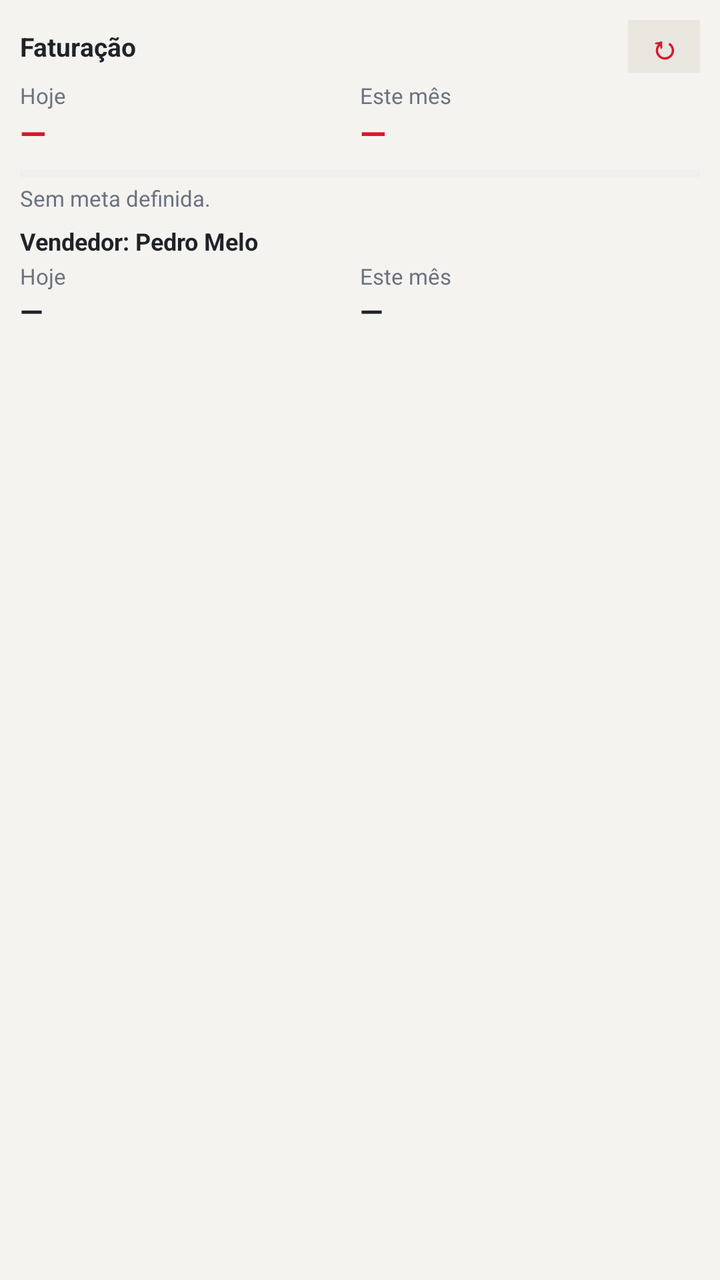
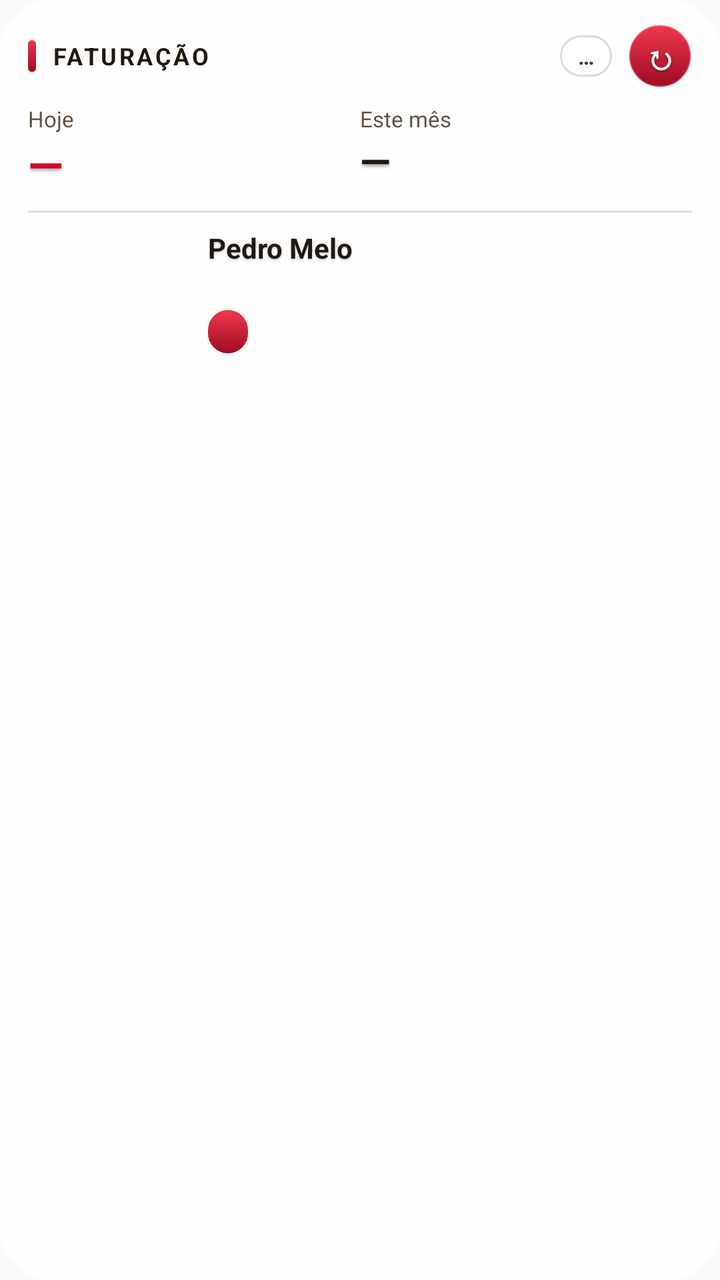

Two renders of the same Android screen: before a commit and after it. Below are the layout's source before the change and the commit's diff.
<!-- AndroidManifest.xml: application theme android:Theme.Material.Light -->
<!-- res/layout/widget_faturacao.xml -->
<?xml version="1.0" encoding="utf-8"?>
<LinearLayout xmlns:android="http://schemas.android.com/apk/res/android"
    android:id="@+id/widget_root"
    android:layout_width="match_parent"
    android:layout_height="match_parent"
    android:background="#F5F3EF"
    android:orientation="vertical"
    android:padding="10dp">

    <LinearLayout
        android:layout_width="match_parent"
        android:layout_height="wrap_content"
        android:gravity="center_vertical"
        android:orientation="horizontal">

        <TextView
            android:id="@+id/w_titulo"
            android:layout_width="0dp"
            android:layout_height="wrap_content"
            android:layout_weight="1"
            android:text="Faturação"
            android:textColor="#1F2328"
            android:textSize="13sp"
            android:textStyle="bold" />

        <TextView
            android:id="@+id/w_atualizar"
            android:layout_width="wrap_content"
            android:layout_height="wrap_content"
            android:background="#E9E6DF"
            android:paddingLeft="10dp"
            android:paddingRight="10dp"
            android:paddingTop="2dp"
            android:paddingBottom="2dp"
            android:text="↻"
            android:textColor="#D7182A"
            android:textSize="16sp"
            android:textStyle="bold" />
    </LinearLayout>

    <LinearLayout
        android:layout_width="match_parent"
        android:layout_height="wrap_content"
        android:layout_marginTop="4dp"
        android:orientation="horizontal">

        <LinearLayout
            android:layout_width="0dp"
            android:layout_height="wrap_content"
            android:layout_weight="1"
            android:orientation="vertical">
            <TextView
                android:layout_width="wrap_content"
                android:layout_height="wrap_content"
                android:text="Hoje"
                android:textColor="#6B7280"
                android:textSize="11sp" />
            <TextView
                android:id="@+id/w_dia_val"
                android:layout_width="wrap_content"
                android:layout_height="wrap_content"
                android:text="—"
                android:textColor="#D7182A"
                android:textSize="17sp"
                android:textStyle="bold" />
        </LinearLayout>

        <LinearLayout
            android:layout_width="0dp"
            android:layout_height="wrap_content"
            android:layout_weight="1"
            android:orientation="vertical">
            <TextView
                android:layout_width="wrap_content"
                android:layout_height="wrap_content"
                android:text="Este mês"
                android:textColor="#6B7280"
                android:textSize="11sp" />
            <TextView
                android:id="@+id/w_mes_val"
                android:layout_width="wrap_content"
                android:layout_height="wrap_content"
                android:text="—"
                android:textColor="#D7182A"
                android:textSize="17sp"
                android:textStyle="bold" />
        </LinearLayout>
    </LinearLayout>

    <ProgressBar
        android:id="@+id/w_meta_bar"
        style="?android:attr/progressBarStyleHorizontal"
        android:layout_width="match_parent"
        android:layout_height="6dp"
        android:layout_marginTop="6dp"
        android:max="100"
        android:progress="0"
        android:progressBackgroundTint="#E3E5E8"
        android:progressTint="#D7182A" />

    <TextView
        android:id="@+id/w_meta_txt"
        android:layout_width="wrap_content"
        android:layout_height="wrap_content"
        android:layout_marginTop="2dp"
        android:text="Sem meta definida."
        android:textColor="#6B7280"
        android:textSize="11sp" />

    <TextView
        android:layout_width="wrap_content"
        android:layout_height="wrap_content"
        android:layout_marginTop="6dp"
        android:text="Vendedor: Pedro Melo"
        android:textColor="#1F2328"
        android:textSize="12sp"
        android:textStyle="bold" />

    <LinearLayout
        android:layout_width="match_parent"
        android:layout_height="wrap_content"
        android:layout_marginTop="2dp"
        android:orientation="horizontal">

        <LinearLayout
            android:layout_width="0dp"
            android:layout_height="wrap_content"
            android:layout_weight="1"
            android:orientation="vertical">
            <TextView
                android:layout_width="wrap_content"
                android:layout_height="wrap_content"
                android:text="Hoje"
                android:textColor="#6B7280"
                android:textSize="11sp" />
            <TextView
                android:id="@+id/w_ped_dia"
                android:layout_width="wrap_content"
                android:layout_height="wrap_content"
                android:text="—"
                android:textColor="#1F2328"
                android:textSize="15sp"
                android:textStyle="bold" />
        </LinearLayout>

        <LinearLayout
            android:layout_width="0dp"
            android:layout_height="wrap_content"
            android:layout_weight="1"
            android:orientation="vertical">
            <TextView
                android:layout_width="wrap_content"
                android:layout_height="wrap_content"
                android:text="Este mês"
                android:textColor="#6B7280"
                android:textSize="11sp" />
            <TextView
                android:id="@+id/w_ped_mes"
                android:layout_width="wrap_content"
                android:layout_height="wrap_content"
                android:text="—"
                android:textColor="#1F2328"
                android:textSize="15sp"
                android:textStyle="bold" />
        </LinearLayout>
    </LinearLayout>

    <TextView
        android:id="@+id/w_ritmo"
        android:layout_width="wrap_content"
        android:layout_height="wrap_content"
        android:layout_marginTop="4dp"
        android:text=""
        android:textColor="#1F2328"
        android:textSize="11sp" />

    <ImageView
        android:id="@+id/w_grafico"
        android:layout_width="match_parent"
        android:layout_height="56dp"
        android:layout_marginTop="4dp"
        android:scaleType="fitXY" />

    <TextView
        android:id="@+id/w_hora"
        android:layout_width="wrap_content"
        android:layout_height="wrap_content"
        android:text=""
        android:textColor="#9CA3AF"
        android:textSize="9sp" />
</LinearLayout>
<!-- resources referenced by this layout -->
<resources>

</resources>

<!-- the commit's change to res/layout/widget_faturacao.xml (unified diff, before → after) -->
@@ -3,10 +3,14 @@
     android:id="@+id/widget_root"
     android:layout_width="match_parent"
     android:layout_height="match_parent"
-    android:background="#F5F3EF"
+    android:background="@drawable/w_fundo"
     android:orientation="vertical"
-    android:padding="10dp">
-
+    android:paddingLeft="14dp"
+    android:paddingRight="14dp"
+    android:paddingTop="12dp"
+    android:paddingBottom="10dp">
+
+    
     <LinearLayout
         android:layout_width="match_parent"
         android:layout_height="wrap_content"
@@ -14,34 +18,60 @@
         android:orientation="horizontal">
 
         <TextView
+            android:layout_width="4dp"
+            android:layout_height="16dp"
+            android:background="@drawable/w_acento" />
+
+        <TextView
             android:id="@+id/w_titulo"
             android:layout_width="0dp"
             android:layout_height="wrap_content"
             android:layout_weight="1"
-            android:text="Faturação"
-            android:textColor="#1F2328"
-            android:textSize="13sp"
+            android:layout_marginLeft="8dp"
+            android:letterSpacing="0.1"
+            android:text="FATURAÇÃO"
+            android:textColor="#22180F"
+            android:textSize="12sp"
             android:textStyle="bold" />
 
         <TextView
+            android:id="@+id/w_hora"
+            android:layout_width="wrap_content"
+            android:layout_height="wrap_content"
+            android:maxWidth="170dp"
+            android:background="@drawable/w_chip"
+            android:ellipsize="end"
+            android:maxLines="1"
+            android:paddingLeft="9dp"
+            android:paddingRight="9dp"
+            android:paddingTop="3dp"
+            android:paddingBottom="3dp"
+            android:text="…"
+            android:textColor="#4A4038"
+            android:textSize="11sp"
+            android:textStyle="bold" />
+
+        <TextView
             android:id="@+id/w_atualizar"
-            android:layout_width="wrap_content"
-            android:layout_height="wrap_content"
-            android:background="#E9E6DF"
-            android:paddingLeft="10dp"
-            android:paddingRight="10dp"
-            android:paddingTop="2dp"
-            android:paddingBottom="2dp"
+            android:layout_width="32dp"
+            android:layout_height="32dp"
+            android:layout_marginLeft="8dp"
+            android:background="@drawable/w_botao"
+            android:gravity="center"
+            android:shadowColor="#66000000"
+            android:shadowDy="2"
+            android:shadowRadius="3"
             android:text="↻"
-            android:textColor="#D7182A"
-            android:textSize="16sp"
+            android:textColor="#FFFFFF"
+            android:textSize="17sp"
             android:textStyle="bold" />
     </LinearLayout>
 
+    
     <LinearLayout
         android:layout_width="match_parent"
         android:layout_height="wrap_content"
-        android:layout_marginTop="4dp"
+        android:layout_marginTop="8dp"
         android:orientation="horizontal">
 
         <LinearLayout
@@ -53,15 +83,20 @@
                 android:layout_width="wrap_content"
                 android:layout_height="wrap_content"
                 android:text="Hoje"
-                android:textColor="#6B7280"
+                android:textColor="#5E5248"
                 android:textSize="11sp" />
             <TextView
                 android:id="@+id/w_dia_val"
                 android:layout_width="wrap_content"
                 android:layout_height="wrap_content"
+                android:maxLines="1"
+                android:shadowColor="#55000000"
+                android:shadowDx="0"
+                android:shadowDy="3"
+                android:shadowRadius="4"
                 android:text="—"
-                android:textColor="#D7182A"
-                android:textSize="17sp"
+                android:textColor="#C8102E"
+                android:textSize="23sp"
                 android:textStyle="bold" />
         </LinearLayout>
 
@@ -74,118 +109,109 @@
                 android:layout_width="wrap_content"
                 android:layout_height="wrap_content"
                 android:text="Este mês"
-                android:textColor="#6B7280"
+                android:textColor="#5E5248"
                 android:textSize="11sp" />
             <TextView
                 android:id="@+id/w_mes_val"
                 android:layout_width="wrap_content"
                 android:layout_height="wrap_content"
+                android:maxLines="1"
+                android:shadowColor="#55000000"
+                android:shadowDx="0"
+                android:shadowDy="3"
+                android:shadowRadius="4"
                 android:text="—"
-                android:textColor="#D7182A"
-                android:textSize="17sp"
+                android:textColor="#22180F"
+                android:textSize="20sp"
                 android:textStyle="bold" />
         </LinearLayout>
     </LinearLayout>
 
-    <ProgressBar
-        android:id="@+id/w_meta_bar"
-        style="?android:attr/progressBarStyleHorizontal"
-        android:layout_width="match_parent"
-        android:layout_height="6dp"
-        android:layout_marginTop="6dp"
-        android:max="100"
-        android:progress="0"
-        android:progressBackgroundTint="#E3E5E8"
-        android:progressTint="#D7182A" />
-
     <TextView
-        android:id="@+id/w_meta_txt"
-        android:layout_width="wrap_content"
+        android:layout_width="match_parent"
+        android:layout_height="1dp"
+        android:layout_marginTop="8dp"
+        android:background="@drawable/w_linha" />
+
+    
+    <LinearLayout
+        android:layout_width="match_parent"
         android:layout_height="wrap_content"
-        android:layout_marginTop="2dp"
-        android:text="Sem meta definida."
-        android:textColor="#6B7280"
-        android:textSize="11sp" />
-
-    <TextView
-        android:layout_width="wrap_content"
-        android:layout_height="wrap_content"
-        android:layout_marginTop="6dp"
-        android:text="Vendedor: Pedro Melo"
-        android:textColor="#1F2328"
-        android:textSize="12sp"
-        android:textStyle="bold" />
-
-    <LinearLayout
-        android:layout_width="match_parent"
-        android:layout_height="wrap_content"
-        android:layout_marginTop="2dp"
+        android:layout_marginTop="8dp"
+        android:gravity="center_vertical"
         android:orientation="horizontal">
 
+        <ImageView
+            android:id="@+id/w_anel"
+            android:layout_width="78dp"
+            android:layout_height="78dp"
+            android:scaleType="fitCenter" />
+
         <LinearLayout
             android:layout_width="0dp"
             android:layout_height="wrap_content"
             android:layout_weight="1"
+            android:layout_marginLeft="12dp"
             android:orientation="vertical">
-            <TextView
-                android:layout_width="wrap_content"
-                android:layout_height="wrap_content"
-                android:text="Hoje"
-                android:textColor="#6B7280"
+
+            <TextView
+                android:layout_width="wrap_content"
+                android:layout_height="wrap_content"
+                android:shadowColor="#33000000"
+                android:shadowDy="2"
+                android:shadowRadius="2"
+                android:text="Pedro Melo"
+                android:textColor="#22180F"
+                android:textSize="14sp"
+                android:textStyle="bold" />
+
+            <TextView
+                android:id="@+id/w_ped_linha"
+                android:layout_width="wrap_content"
+                android:layout_height="wrap_content"
+                android:layout_marginTop="1dp"
+                android:ellipsize="end"
+                android:maxLines="1"
+                android:text=""
+                android:textColor="#4A4038"
+                android:textSize="11.5sp" />
+
+            <TextView
+                android:id="@+id/w_estado"
+                android:layout_width="wrap_content"
+                android:layout_height="wrap_content"
+                android:layout_marginTop="5dp"
+                android:background="@drawable/w_chip_vermelho"
+                android:maxLines="1"
+                android:paddingLeft="10dp"
+                android:paddingRight="10dp"
+                android:paddingTop="3dp"
+                android:paddingBottom="3dp"
+                android:shadowColor="#66000000"
+                android:shadowDy="1"
+                android:shadowRadius="2"
+                android:text=""
+                android:textColor="#FFFFFF"
+                android:textSize="11.5sp"
+                android:textStyle="bold" />
+
+            <TextView
+                android:id="@+id/w_ritmo"
+                android:layout_width="wrap_content"
+                android:layout_height="wrap_content"
+                android:layout_marginTop="4dp"
+                android:maxLines="2"
+                android:text=""
+                android:textColor="#4A4038"
                 android:textSize="11sp" />
-            <TextView
-                android:id="@+id/w_ped_dia"
-                android:layout_width="wrap_content"
-                android:layout_height="wrap_content"
-                android:text="—"
-                android:textColor="#1F2328"
-                android:textSize="15sp"
-                android:textStyle="bold" />
-        </LinearLayout>
-
-        <LinearLayout
-            android:layout_width="0dp"
-            android:layout_height="wrap_content"
-            android:layout_weight="1"
-            android:orientation="vertical">
-            <TextView
-                android:layout_width="wrap_content"
-                android:layout_height="wrap_content"
-                android:text="Este mês"
-                android:textColor="#6B7280"
-                android:textSize="11sp" />
-            <TextView
-                android:id="@+id/w_ped_mes"
-                android:layout_width="wrap_content"
-                android:layout_height="wrap_content"
-                android:text="—"
-                android:textColor="#1F2328"
-                android:textSize="15sp"
-                android:textStyle="bold" />
         </LinearLayout>
     </LinearLayout>
 
-    <TextView
-        android:id="@+id/w_ritmo"
-        android:layout_width="wrap_content"
-        android:layout_height="wrap_content"
-        android:layout_marginTop="4dp"
-        android:text=""
-        android:textColor="#1F2328"
-        android:textSize="11sp" />
-
+    
     <ImageView
         android:id="@+id/w_grafico"
         android:layout_width="match_parent"
-        android:layout_height="56dp"
-        android:layout_marginTop="4dp"
-        android:scaleType="fitXY" />
-
-    <TextView
-        android:id="@+id/w_hora"
-        android:layout_width="wrap_content"
-        android:layout_height="wrap_content"
-        android:text=""
-        android:textColor="#9CA3AF"
-        android:textSize="9sp" />
+        android:layout_height="40dp"
+        android:layout_marginTop="6dp"
+        android:scaleType="fitCenter" />
 </LinearLayout>
<!-- resource entries referenced after the edit -->
@@ -1,5 +1,41 @@
 <!-- resources referenced by this layout -->
 <resources>
-
+  <!-- drawable w_acento (drawable) -->
+  <?xml version="1.0" encoding="utf-8"?>
+  <shape xmlns:android="http://schemas.android.com/apk/res/android" android:shape="rectangle">
+      <gradient android:angle="270" android:startColor="#F0384D" android:endColor="#9E0B23" />
+      <corners android:radius="3dp" />
+  </shape>
+  <!-- drawable w_botao (drawable) -->
+  <?xml version="1.0" encoding="utf-8"?>
+  <shape xmlns:android="http://schemas.android.com/apk/res/android" android:shape="oval">
+      <gradient android:angle="270" android:startColor="#F0384D" android:endColor="#9E0B23" />
+      <stroke android:width="1dp" android:color="#66FFFFFF" />
+  </shape>
+  <!-- drawable w_chip (drawable) -->
+  <?xml version="1.0" encoding="utf-8"?>
+  <shape xmlns:android="http://schemas.android.com/apk/res/android" android:shape="rectangle">
+      <solid android:color="#CCFFFFFF" />
+      <stroke android:width="1dp" android:color="#22000000" />
+      <corners android:radius="999dp" />
+  </shape>
+  <!-- drawable w_chip_vermelho (drawable) -->
+  <?xml version="1.0" encoding="utf-8"?>
+  <shape xmlns:android="http://schemas.android.com/apk/res/android" android:shape="rectangle">
+      <gradient android:angle="270" android:startColor="#F0384D" android:endColor="#A00C24" />
+      <corners android:radius="999dp" />
+  </shape>
+  <!-- drawable w_fundo (drawable) -->
+  <?xml version="1.0" encoding="utf-8"?>
+  <shape xmlns:android="http://schemas.android.com/apk/res/android" android:shape="rectangle">
+      <solid android:color="#C4FFFFFF" />
+      <stroke android:width="1dp" android:color="#99FFFFFF" />
+      <corners android:radius="26dp" />
+  </shape>
+  <!-- drawable w_linha (drawable) -->
+  <?xml version="1.0" encoding="utf-8"?>
+  <shape xmlns:android="http://schemas.android.com/apk/res/android" android:shape="rectangle">
+      <solid android:color="#1F000000" />
+  </shape>
 </resources>
 
